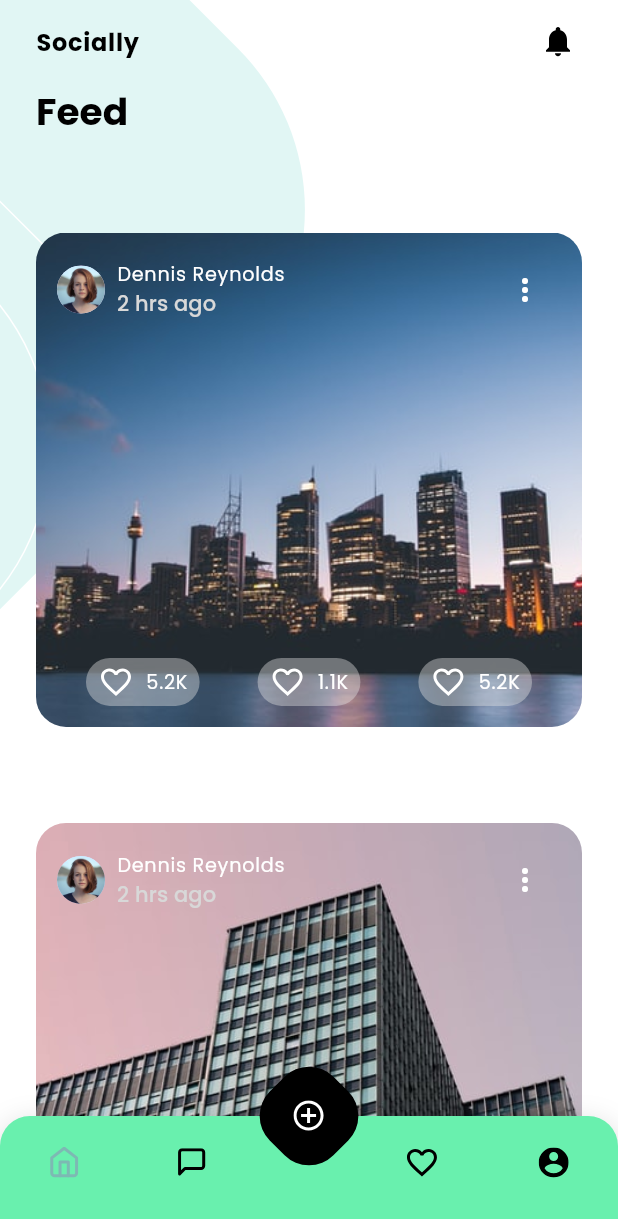
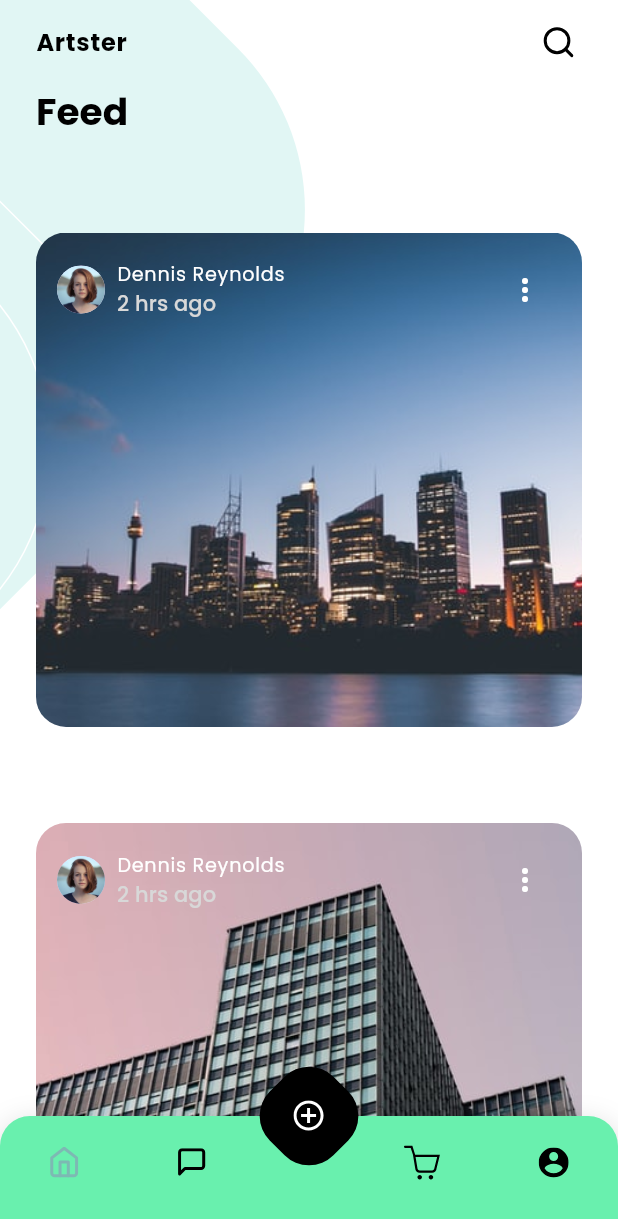
Before and after one commit to artster10/Artsterproductui, a Flutter app: the screen it shows after launch, after a tap on "Next", on a phone screen of 412 x 824 dp. Shown: the top 1219 px of the screen. Run offline on Flutter 3.47's test engine with Material 3 defaults, Android fonts, the light colour scheme and no system bars; our stand-ins replace flutter_svg, google_fonts.

Commit message:
minor changes

```diff
--- a/productui/lib/screens/home/home_screen.dart
+++ b/productui/lib/screens/home/home_screen.dart
@@ -2,6 +2,7 @@ import 'package:flutter/material.dart';
 import 'package:flutter_svg/flutter_svg.dart';
 import 'package:productui/screens/home/widgets/background.dart';
 import 'package:productui/config/colors.dart';
+import 'package:productui/screens/product_details/product_details.dart';
 
 class HomeScreen extends StatelessWidget {
   const HomeScreen({Key? key}) : super(key: key);
@@ -19,7 +20,7 @@ class HomeScreen extends StatelessWidget {
           title: Padding(
             padding: const EdgeInsets.only(left: 8.0),
             child: Text(
-              'Socially',
+              'Artster',
               style: Theme.of(context)
                   .textTheme
                   .bodyLarge!
@@ -31,7 +32,7 @@ class HomeScreen extends StatelessWidget {
               padding: const EdgeInsets.only(right: 16.0),
               child: IconButton(
                 onPressed: () {},
-                icon: SvgPicture.asset('assets/icons/notif.svg'),
+                icon: SvgPicture.asset('assets/icons/search.svg'),
               ),
             ),
           ],
@@ -102,7 +103,15 @@ class HomeScreen extends StatelessWidget {
                 itemCount: 2,
                 shrinkWrap: true,
                 itemBuilder: (BuildContext context, int index) {
-                  return Container(
+                  return GestureDetector(
+                    onTap: () {
+                      Navigator.push(
+                          context,
+                          MaterialPageRoute(
+                            builder: (context) => ProductDetails(),
+                          ));
+                    },
+                    child: Container(
                       margin: const EdgeInsets.symmetric(
                         horizontal: 24.0,
                         vertical: 32.0,
@@ -132,7 +141,8 @@ class HomeScreen extends StatelessWidget {
                                   ),
                                   const SizedBox(width: 8.0),
                                   Column(
-                                  crossAxisAlignment: CrossAxisAlignment.start,
+                                    crossAxisAlignment:
+                                        CrossAxisAlignment.start,
                                     children: [
                                       Text(
                                         'Dennis Reynolds',
@@ -156,32 +166,34 @@ class HomeScreen extends StatelessWidget {
                               const Spacer(),
                               IconButton(
                                 onPressed: () {},
-                              icon: const Icon(Icons.more_vert, color: kWhite),
+                                icon:
+                                    const Icon(Icons.more_vert, color: kWhite),
                               ),
                             ],
                           ),
                           const Spacer(),
-                        Row(
-                          mainAxisAlignment: MainAxisAlignment.spaceAround,
-                          children: [
-                            _buildPostStat(
-                              context: context,
-                              iconPath: 'assets/icons/favorite_border.svg',
-                              value: '5.2K',
+                          // Row(
+                          //   mainAxisAlignment: MainAxisAlignment.spaceAround,
+                          //   children: [
+                          //     _buildPostStat(
+                          //       context: context,
+                          //       iconPath: 'assets/icons/favorite_border.svg',
+                          //       value: '5.2K',
+                          //     ),
+                          //     _buildPostStat(
+                          //       context: context,
+                          //       iconPath: 'assets/icons/favorite_border.svg',
+                          //       value: '1.1K',
+                          //     ),
+                          //     _buildPostStat(
+                          //       context: context,
+                          //       iconPath: 'assets/icons/favorite_border.svg',
+                          //       value: '5.2K',
+                          //     ),
+                          //   ],
+                          // )
+                        ],
                       ),
-                            _buildPostStat(
-                              context: context,
-                              iconPath: 'assets/icons/favorite_border.svg',
-                              value: '1.1K',
-                            ),
-                            _buildPostStat(
-                              context: context,
-                              iconPath: 'assets/icons/favorite_border.svg',
-                              value: '5.2K',
-                            ),
-                          ],
-                        )
-                      ],
                     ),
                   );
                 },
@@ -193,34 +205,34 @@ class HomeScreen extends StatelessWidget {
     );
   }
 
-  Container _buildPostStat({
-    required BuildContext context,
-    required String iconPath,
-    required String value,
-  }) {
-    return Container(
-      padding: const EdgeInsets.symmetric(
-        horizontal: 8.0,
-        vertical: 4.0,
-      ),
-      decoration: BoxDecoration(
-        color: const Color(0xFFE5E5E5).withOpacity(0.40),
-        borderRadius: BorderRadius.circular(35.0),
-      ),
-      child: Row(
-        children: [
-          SvgPicture.asset(
-            iconPath,
-            color: kWhite,
-          ),
-          const SizedBox(width: 8.0),
-          Text(
-            value,
-            style:
-                Theme.of(context).textTheme.labelSmall!.copyWith(color: kWhite),
-          ),
-        ],
-      ),
-    );
+//   Container _buildPostStat({
+//     required BuildContext context,
+//     required String iconPath,
+//     required String value,
+//   }) {
+//     return Container(
+//       padding: const EdgeInsets.symmetric(
+//         horizontal: 8.0,
+//         vertical: 4.0,
+//       ),
+//       decoration: BoxDecoration(
+//         color: const Color(0xFFE5E5E5).withOpacity(0.40),
+//         borderRadius: BorderRadius.circular(35.0),
+//       ),
+//       child: Row(
+//         children: [
+//           SvgPicture.asset(
+//             iconPath,
+//             color: kWhite,
+//           ),
+//           const SizedBox(width: 8.0),
+//           Text(
+//             value,
+//             style:
+//                 Theme.of(context).textTheme.labelSmall!.copyWith(color: kWhite),
+//           ),
+//         ],
+//       ),
+//     );
+//   }
 }
-}
--- a/productui/lib/screens/nav/nav.dart
+++ b/productui/lib/screens/nav/nav.dart
@@ -3,6 +3,7 @@ import 'package:flutter_svg/flutter_svg.dart';
 import 'package:productui/config/colors.dart';
 import 'package:productui/screens/home/home_screen.dart';
 import 'package:productui/screens/orders/order_screen.dart';
+import 'package:productui/screens/product_videos/Product_videos.dart';
 import 'package:productui/screens/profile/profile_screen.dart';
 import 'package:productui/screens/widgets/custom_button.dart';
 import 'package:productui/screens/message/message_screen.dart';
@@ -38,7 +39,13 @@ class _NavState extends State<Nav> {
           ? null
           : CustomButton(
               child: SvgPicture.asset('assets/icons/plus.svg'),
-              onTap: () {},
+              onTap: () {
+                Navigator.push(
+                    context,
+                    MaterialPageRoute(
+                      builder: (context) => ProductVideos(),
+                    ));
+              },
             ),
       floatingActionButtonLocation: FloatingActionButtonLocation.centerDocked,
       bottomNavigationBar: _selectedIndex == 1
@@ -82,7 +89,9 @@ class _NavState extends State<Nav> {
                   GestureDetector(
                     onTap: () => _changePageto(2),
                     child: SvgPicture.asset(
-                      'assets/icons/favorite_border.svg',
+                      'assets/icons/cart-svgrepo-com (1).svg',
+                      height: 24,
+                      width: 24,
                       color: _selectedIndex == 2 ? kSelectedTabColor : null,
                     ),
                   ),
--- a/productui/lib/screens/orders/order_screen.dart
+++ b/productui/lib/screens/orders/order_screen.dart
@@ -1,8 +1,8 @@
 import 'package:flutter/material.dart';
-import 'package:flutter_svg/flutter_svg.dart';
+// import 'package:flutter_svg/flutter_svg.dart';
 import 'package:productui/screens/orders/widgets/order_item.dart';
 import 'package:productui/screens/orders/widgets/order_screen_background.dart';
-import 'package:productui/screens/nav/nav.dart';
+// import 'package:productui/screens/nav/nav.dart';
 
 class OrderScreen extends StatelessWidget {
   const OrderScreen({super.key});
@@ -12,23 +12,26 @@ class OrderScreen extends StatelessWidget {
     return OrderBackground(
       child: Scaffold(
         backgroundColor: Colors.transparent,
-        appBar: AppBar(
-          leading: IconButton(
-            onPressed: () => Navigator.push(
-              context,
-              MaterialPageRoute(
-                builder: (context) => Nav(),
-              ),
-            ),
-            icon: SvgPicture.asset('assets/icons/button_back.svg'),
-          ),
-        ),
+        // appBar: AppBar(
+        //   leading: IconButton(
+        //     onPressed: () => Navigator.push(
+        //       context,
+        //       MaterialPageRoute(
+        //         builder: (context) => Nav(),
+        //       ),
+        //     ),
+        //     icon: SvgPicture.asset('assets/icons/button_back.svg'),
+        //   ),
+        // ),
         body: SingleChildScrollView(
           child: Padding(
             padding: const EdgeInsets.all(24.0),
             child: Column(
               crossAxisAlignment: CrossAxisAlignment.start,
               children: [
+                const SizedBox(
+                  height: 50,
+                ),
                 Text(
                   'Orders',
                   style: Theme.of(context)
@@ -57,7 +60,7 @@ class OrderScreen extends StatelessWidget {
                       price: '\$244',
                     ),
                     OrderItem(
-                      name: 'Product name',
+                      name: 'Productersddsdxssdadfdfdfsefes name11111',
                       orderStatus: 'Canceled',
                       price: '\$244',
                     ),
--- a/productui/lib/screens/orders/widgets/order_item.dart
+++ b/productui/lib/screens/orders/widgets/order_item.dart
@@ -45,20 +45,21 @@ class OrderItem extends StatelessWidget {
                   crossAxisAlignment: CrossAxisAlignment.start,
                   mainAxisAlignment: MainAxisAlignment.spaceBetween,
                   children: [
-                    Text(
-                      name,
-                      style: Theme.of(context)
-                          .textTheme
-                          .labelSmall!
-                          .copyWith(color: kBlack),
-                      maxLines: 3,
-                      overflow: TextOverflow.ellipsis,
+                    Container(
+                      width: size.width / 4.8,
+                      child: Text(
+                        name,
+                        style: Theme.of(context).textTheme.bodyLarge!.copyWith(
+                            color: kBlack, fontWeight: FontWeight.w600),
+                        maxLines: 2,
+                        overflow: TextOverflow.ellipsis,
+                      ),
                     ),
                     Text(
                       price,
                       style: Theme.of(context)
                           .textTheme
-                          .labelSmall!
+                          .labelLarge!
                           .copyWith(color: kBlack),
                     ),
                   ],
@@ -70,8 +71,8 @@ class OrderItem extends StatelessWidget {
               Padding(
                 padding: EdgeInsets.symmetric(vertical: 10),
                 child: Column(
-                  crossAxisAlignment: CrossAxisAlignment.end,
-                  mainAxisAlignment: MainAxisAlignment.spaceBetween,
+                  crossAxisAlignment: CrossAxisAlignment.center,
+                  mainAxisAlignment: MainAxisAlignment.end,
                   children: [
                     Align(
                       alignment: Alignment.topRight,
```
Also changed, not shown: productui/lib/screens/product_details/product_details.dart (added, +145 -0 lines), productui/lib/screens/product_details/widgets/product_details_background.dart (added, +64 -0 lines), productui/lib/screens/product_videos/product_videos.dart (added, +10 -0 lines), productui/assets/icons/cart-svgrepo-com (1).svg (added), productui/assets/icons/cart-svgrepo-com.svg (added), productui/assets/icons/cart.svg (added). Lines whose indentation alone changed are shown as unchanged.
